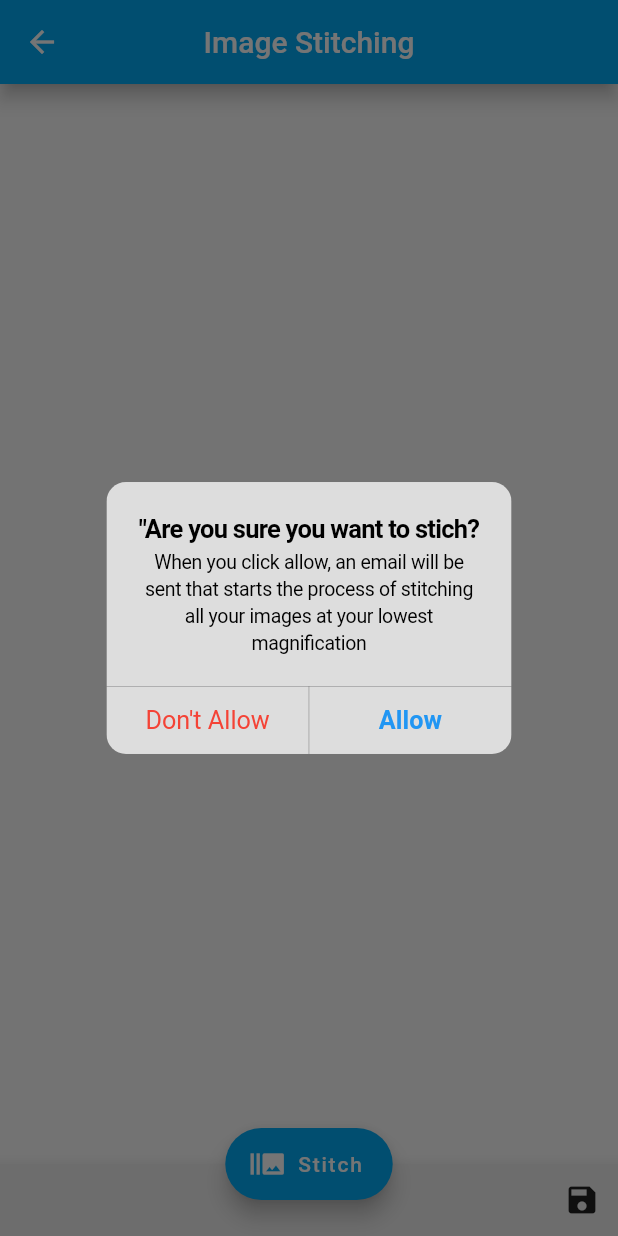
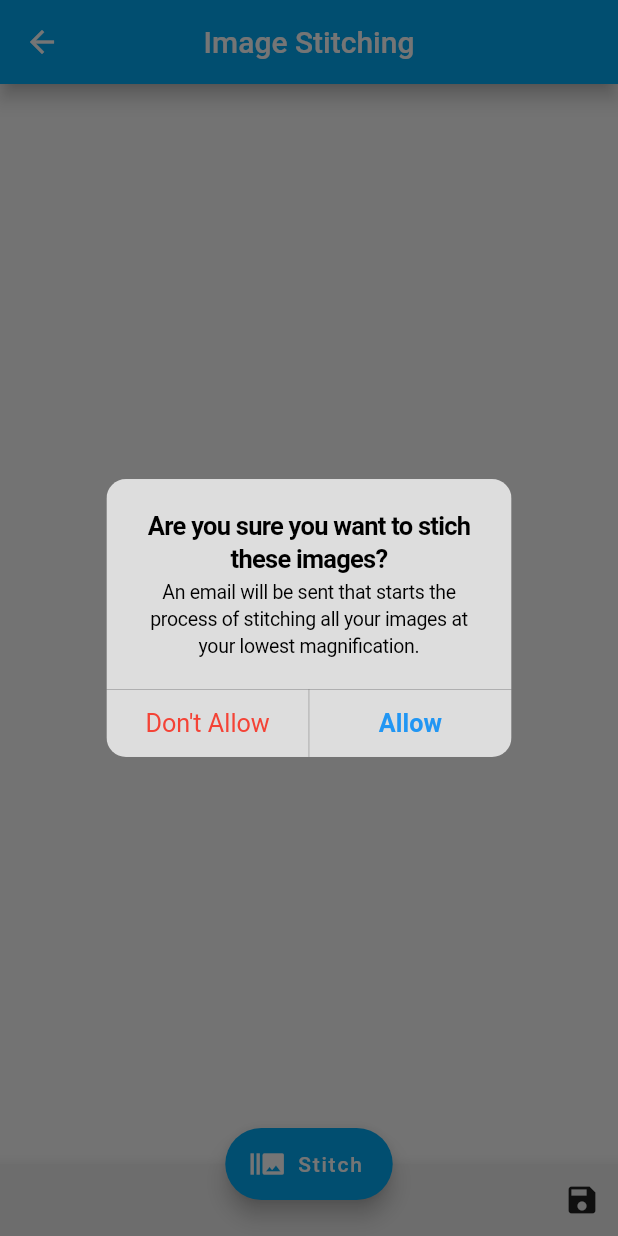
Before and after one commit to gitUmaru/Pathomatic, a Flutter app: the ImagesScreen screen opened by its route, scrolled down 516 dp, after a tap on "Stitch", on a phone screen of 412 x 824 dp. Run offline on Flutter 3.47's test engine with Material 2 defaults, Android fonts, the phone set to English and light mode, and no system bars; our stand-ins replace animated_background, camera, firebase_storage; missing offline and left inert: esys_flutter_share, flutter_email_sender, tflite; accounts and stored records are empty; network calls fail; project files that could hold a hidden picture were left out.

Commit message:
Update alert message, and change naming convention

```diff
--- a/lib/back_end/image_stitching/stitch.dart
+++ b/lib/back_end/image_stitching/stitch.dart
@@ -72,7 +72,8 @@ class _ImageGridItemState extends State<ImageGridItem> with RouteAware {
     if (!requestedIndexes.contains(widget._index)) {
       int maxSize = 7 * 1024 * 1024;
       photosReference
-          .child('${globals.patientID.text}${globals.noImages}.png')
+          .child(
+              '${globals.patientID.text}${globals.model}${widget._index}.png')
           .getData(maxSize)
           .then((data) {
         this.setState(() {
@@ -123,9 +124,9 @@ Future<void> _sendEmail(BuildContext context) async {
     barrierDismissible: false,
     builder: (BuildContext context) {
       return CupertinoAlertDialog(
-        title: Text('"Are you sure you want to stich?'),
+        title: Text('Are you sure you want to stich these images?'),
         content: Text(
-          'When you click allow, an email will be sent that starts the process of stitching all your images at your lowest magnification',
+          'An email will be sent that starts the process of stitching all your images at your lowest magnification.',
         ),
         actions: <Widget>[
           CupertinoDialogAction(
```
